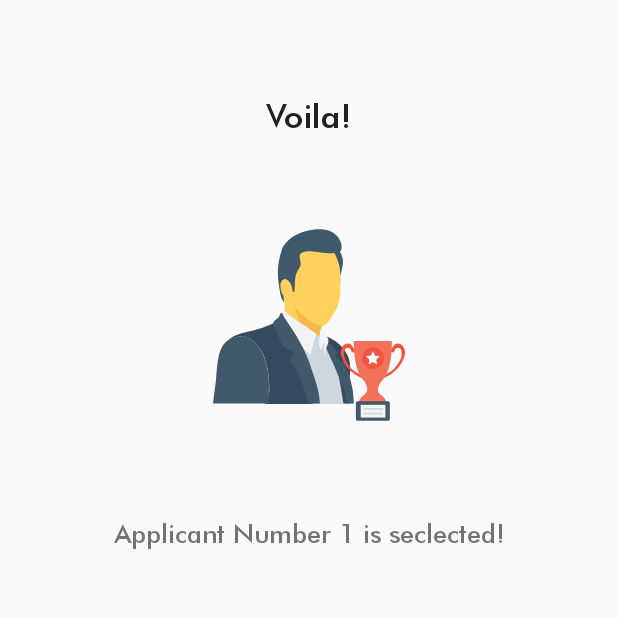
After one commit to abhinav-adtechs/AHP-Algorithm, an Android app: the ResultsActivity screen opened directly, with no data from a screen before it, on a phone screen of 412 x 824 dp, the top half of it. The commit adds this screen. Run offline under Robolectric (Android 15) with nearby library versions, the phone set to English and light mode, and no system bars.

Commit message:
result screen done

```diff
--- a/app/src/main/AndroidManifest.xml
+++ b/app/src/main/AndroidManifest.xml
@@ -21,6 +21,7 @@
         <activity android:name=".View.ApplicantsCountActivity">
         </activity>
         <activity android:name=".View.ApplicantsInputActivity" />
+        <activity android:name=".View.ResultsActivity" />
     </application>
 
 </manifest>
--- a/app/src/main/java/io/abhinavlabs/ahp_algorithm/View/ApplicantsInputActivity.java
+++ b/app/src/main/java/io/abhinavlabs/ahp_algorithm/View/ApplicantsInputActivity.java
@@ -1,6 +1,7 @@
 package io.abhinavlabs.ahp_algorithm.View;
 
 
+import android.content.Intent;
 import android.os.Bundle;
 import android.support.annotation.Nullable;
 import android.support.v7.widget.LinearLayoutManager;
@@ -86,6 +87,8 @@ public class ApplicantsInputActivity extends BaseActivity {
     public boolean onOptionsItemSelected(MenuItem item) {
 
         int i = item.getItemId() ;
+        Intent intent = new Intent(this, ResultsActivity.class) ;
+        startActivity(intent);
 
         return super.onOptionsItemSelected(item);
     }
--- /dev/null
+++ b/app/src/main/java/io/abhinavlabs/ahp_algorithm/View/ResultsActivity.java
@@ -0,0 +1,32 @@
+package io.abhinavlabs.ahp_algorithm.View;
+
+
+import android.os.Bundle;
+import android.support.annotation.Nullable;
+
+import io.abhinavlabs.ahp_algorithm.R;
+
+public class ResultsActivity extends BaseActivity {
+
+    @Override
+    protected void onCreate(@Nullable Bundle savedInstanceState) {
+        super.onCreate(savedInstanceState);
+
+        setContentView(R.layout.activity_results);
+    }
+
+    @Override
+    protected void onResume() {
+        super.onResume();
+    }
+
+    @Override
+    protected void onPause() {
+        super.onPause();
+    }
+
+    @Override
+    protected void onDestroy() {
+        super.onDestroy();
+    }
+}
--- /dev/null
+++ b/app/src/main/res/drawable/ic_businessman.xml
@@ -0,0 +1,27 @@
+<vector android:height="128dp" android:viewportHeight="513.067"
+    android:viewportWidth="513.067" android:width="128dp" xmlns:android="http://schemas.android.com/apk/res/android">
+    <path android:fillColor="#344A5E" android:pathData="M300.8,286.3c0,0 42.7,12.8 59.7,53.3c12.8,32 2.1,67.2 2.1,67.2s-49.1,-76.8 -50.1,-77.9C312.5,327.9 300.8,286.3 300.8,286.3z"/>
+    <path android:fillColor="#FFD15C" android:pathData="M186.7,183.9l4.3,11.7L192,223.4l92.8,71.5c0,0 2.1,-23.5 4.3,-28.8c2.1,-5.3 1.1,-6.4 7.5,-8.5c6.4,-2.1 14.9,-12.8 18.1,-19.2c3.2,-6.4 9.6,-16 13.9,-21.3c4.3,-5.3 12.8,-38.4 11.7,-53.3c-1.1,-16 1.1,-22.4 1.1,-28.8s-1.1,-9.6 -1.1,-9.6s3.2,-44.8 -7.5,-68.3c-10.7,-23.5 -112,-21.3 -128,6.4S183.5,154 186.7,183.9z"/>
+    <path android:fillColor="#415A6B" android:pathData="M184.5,53.8c0,0 14.9,-43.7 86.4,-52.3c69.3,-8.5 81.1,48 68.3,59.7c0,0 10.7,12.8 7.5,34.1c-3.2,18.1 -5.3,26.7 -6.4,29.9c0,-3.2 0,-9.6 -2.1,-23.5c-3.2,-19.2 -13.9,-37.3 -13.9,-37.3s-13.9,2.1 -44.8,-3.2c-29.9,-5.3 -48,0 -48,11.7s6.4,19.2 0,29.9c-6.4,10.7 -11.7,16 -12.8,41.6c0,16 -1.1,21.3 -1.1,23.5h-8.5c0,-5.3 -1.1,-20.3 -6.4,-26.7c-7.5,-8.5 -13.9,0 -14.9,10.7c-1.1,10.7 2.1,43.7 2.1,43.7s-7.5,-5.3 -10.7,-26.7C176,146.6 165.3,108.2 184.5,53.8z"/>
+    <path android:fillColor="#FFD15C" android:pathData="M189.7,134.3a26.7,14.9 75.7,1 0,13.2 51.7a26.7,14.9 75.7,1 0,-13.2 -51.7z"/>
+    <path android:fillColor="#F7B64C" android:pathData="M216.5,207.4c49.1,56.5 74.7,51.2 78.9,50.1c-5.3,2.1 -5.3,3.2 -7.5,8.5c-2.1,5.3 -4.3,28.8 -4.3,28.8c33.1,24.5 32,49.1 5.3,74.7c-43.7,-20.3 -69.3,-52.3 -52.3,-110.9C224,230.8 216.5,207.4 216.5,207.4z"/>
+    <path android:fillColor="#CED6E0" android:pathData="M366.9,466.6c-9.6,-54.4 -44.8,-125.9 -44.8,-125.9l-33.1,-48l-13.9,-12.8l-77.9,40.5l25.6,147.2h144V466.6z"/>
+    <path android:fillColor="#344A5E" android:pathData="M363.7,466.6l-12.8,-74.7l-16,-4.3c0,0 7.5,36.3 13.9,78.9H363.7z"/>
+    <path android:fillColor="#415A6B" android:pathData="M349.9,430.3c2.1,7.5 4.3,20.3 6.4,36.3h20.3c-1.1,-14.9 -2.1,-27.7 -3.2,-36.3c-6.4,-38.4 -21.3,-69.3 -21.3,-69.3c-7.5,-5.3 -23.5,-18.1 -23.5,-18.1l4.3,-13.9L304,295.9l-6.4,11.7c0,0 1.1,1.1 7.5,17.1C312.5,339.6 343.5,409 349.9,430.3z"/>
+    <path android:fillColor="#344A5E" android:pathData="M133.3,333.2c13.9,28.8 18.1,76.8 17.1,98.1c0,5.3 -5.3,19.2 -11.7,36.3h128l-36.3,-153.6l-55.5,-64L160,252.2c0,0 -24.5,12.8 -67.2,22.4s-49.1,20.3 -49.1,20.3s14.9,-7.5 34.1,-8.5C97.1,285.2 118.4,303.4 133.3,333.2z"/>
+    <path android:fillColor="#F3F3F3" android:pathData="M174.9,245.8c0,0 43.7,53.3 56.5,64c12.8,10.7 29.9,27.7 29.9,27.7c0,-9.6 14.9,-57.6 14.9,-57.6s-50.1,-35.2 -65.1,-44.8c-16,-10.7 -19.2,-17.1 -19.2,-17.1C182.4,221.2 174.9,245.8 174.9,245.8z"/>
+    <path android:fillColor="#F3F3F3" android:pathData="M290.1,262.8c-1.1,0 -6.4,25.6 -6.4,41.6c1.1,16 6.4,20.3 6.4,20.3s2.1,-9.6 4.3,-18.1c0,-1.1 2.1,-1.1 2.1,0c0,7.5 -1.1,17.1 1.1,23.5c3.2,11.7 3.2,11.7 3.2,11.7s-1.1,-10.7 1.1,-20.3c2.1,-9.6 9.6,-19.2 5.3,-28.8c-4.3,-9.6 -6.4,-11.7 -7.5,-16C296.5,271.4 293.3,258.6 290.1,262.8z"/>
+    <path android:fillColor="#415A6B" android:pathData="M185.6,313l30.9,16l-10.7,21.3c32,49.1 40.5,80 48,116.3h32c-3.2,-42.7 -12.8,-61.9 -28.8,-110.9c-20.3,-58.7 -64,-113.1 -67.2,-120.5c-4.3,-7.5 -4.3,-11.7 -4.3,-11.7c-9.6,1.1 -5.3,9.6 -12.8,14.9s-17.1,12.8 -9.6,23.5C170.7,272.4 185.6,313 185.6,313z"/>
+    <path android:fillColor="#415A6B" android:pathData="M147.2,466.6c2.1,-21.3 2.1,-36.3 2.1,-36.3c2.1,-20.3 -2.1,-68.3 -17.1,-98.1c-13.9,-28.8 -35.2,-46.9 -54.4,-45.9c-18.1,1.1 -33.1,7.5 -34.1,8.5l0,0l0,0c-37.3,20.3 -32,91.7 -36.3,113.1C6.4,416.4 3.2,438.8 0,466.6L147.2,466.6L147.2,466.6z"/>
+    <path android:fillColor="#F05540" android:pathData="M480,324.7m-5.3,0a5.3,5.3 0,1 1,10.7 0a5.3,5.3 0,1 1,-10.7 0"/>
+    <path android:fillColor="#F05540" android:pathData="M484.3,324.7c0,0 3.2,-8.5 12.8,-6.4s6.4,22.4 6.4,22.4s-8.5,35.2 -46.9,50.1l-5.3,9.6c0,0 44.8,-12.8 59.7,-58.7c0,0 8.5,-21.3 -8.5,-33.1c-17.1,-10.7 -24.5,11.7 -24.5,11.7L484.3,324.7z"/>
+    <path android:fillColor="#F05540" android:pathData="M374.4,324.7m-5.3,0a5.3,5.3 0,1 1,10.7 0a5.3,5.3 0,1 1,-10.7 0"/>
+    <path android:fillColor="#F05540" android:pathData="M370.1,324.7c0,0 -3.2,-8.5 -12.8,-6.4c-9.6,2.1 -6.4,22.4 -6.4,22.4s8.5,35.2 46.9,50.1l5.3,9.6c0,0 -44.8,-12.8 -59.7,-58.7c0,0 -8.5,-21.3 8.5,-33.1c17.1,-10.7 24.5,11.7 24.5,11.7L370.1,324.7z"/>
+    <path android:fillColor="#F3705A" android:pathData="M451.2,405.8c16,-16 26.7,-53.3 26.7,-96c0,-3.2 0,-7.5 0,-10.7H376.5c0,3.2 0,7.5 0,10.7c0,42.7 10.7,80 26.7,96c5.3,5.3 8.5,13.9 8.5,22.4l0,0c0,9.6 -4.3,11.7 -11.7,18.1c-5.3,4.3 -8.5,9.6 -10.7,16h73.6c-2.1,-6.4 -5.3,-11.7 -10.7,-16c-7.5,-6.4 -11.7,-8.5 -11.7,-18.1l0,0C442.7,418.6 445.9,411.1 451.2,405.8z"/>
+    <path android:fillColor="#415A6B" android:pathData="M472.5,464.4v43.7c0,2.1 -2.1,4.3 -4.3,4.3h-82.1c-2.1,0 -4.3,-2.1 -4.3,-4.3v-43.7c0,-2.1 2.1,-4.3 4.3,-4.3h82.1C470.4,461.2 472.5,462.3 472.5,464.4z"/>
+    <path android:fillColor="#F3F3F3" android:pathData="M394.7,469.8h66.1v34.1h-66.1z"/>
+    <path android:fillColor="#CED6E0" android:pathData="M401.1,478.3h53.3v4.3h-53.3z"/>
+    <path android:fillColor="#CED6E0" android:pathData="M401.1,491.1h53.3v4.3h-53.3z"/>
+    <path android:fillColor="#F05540" android:pathData="M427.7,345m-28.8,0a28.8,28.8 0,1 1,57.6 0a28.8,28.8 0,1 1,-57.6 0"/>
+    <path android:fillColor="#FFFFFF" android:pathData="M427.7,326.8l5.3,11.7l12.8,1.1l-9.6,9.6l2.1,12.8l-10.7,-6.4l-11.7,6.4l2.1,-12.8l-9.6,-9.6l12.8,-1.1z"/>
+</vector>
--- /dev/null
+++ b/app/src/main/res/layout/activity_results.xml
@@ -0,0 +1,50 @@
+<?xml version="1.0" encoding="utf-8"?>
+<android.support.constraint.ConstraintLayout xmlns:android="http://schemas.android.com/apk/res/android"
+    xmlns:tools="http://schemas.android.com/tools"
+    android:layout_width="match_parent"
+    android:layout_height="match_parent"
+    xmlns:app="http://schemas.android.com/apk/res-auto">
+
+    <TextView
+        android:text="Voila!"
+        android:textColor="@color/colorPrimaryText"
+        android:textSize="22sp"
+        android:layout_width="wrap_content"
+        android:layout_height="wrap_content"
+        android:id="@+id/textView7"
+        android:layout_marginLeft="8dp"
+        app:layout_constraintLeft_toLeftOf="parent"
+        android:layout_marginRight="8dp"
+        app:layout_constraintRight_toRightOf="parent"
+        app:layout_constraintTop_toTopOf="parent"
+        android:layout_marginTop="64dp" />
+
+
+    <ImageView
+        app:srcCompat="@drawable/ic_businessman"
+        android:layout_width="wrap_content"
+        android:layout_height="wrap_content"
+        android:layout_marginLeft="8dp"
+        app:layout_constraintLeft_toLeftOf="parent"
+        android:layout_marginRight="8dp"
+        app:layout_constraintRight_toRightOf="parent"
+        android:layout_marginTop="62dp"
+        app:layout_constraintTop_toBottomOf="@+id/textView7"
+        android:id="@+id/imageView" />
+
+    <TextView
+        android:text="Applicant Number 1 is seclected!"
+        android:layout_width="wrap_content"
+        android:layout_height="wrap_content"
+        android:layout_marginTop="64dp"
+        android:layout_marginStart="24sp"
+        android:layout_marginEnd="24sp"
+        app:layout_constraintTop_toBottomOf="@+id/imageView"
+        android:layout_marginLeft="8dp"
+        app:layout_constraintLeft_toLeftOf="parent"
+        android:layout_marginRight="8dp"
+        app:layout_constraintRight_toRightOf="parent" />
+
+
+
+</android.support.constraint.ConstraintLayout>
```
